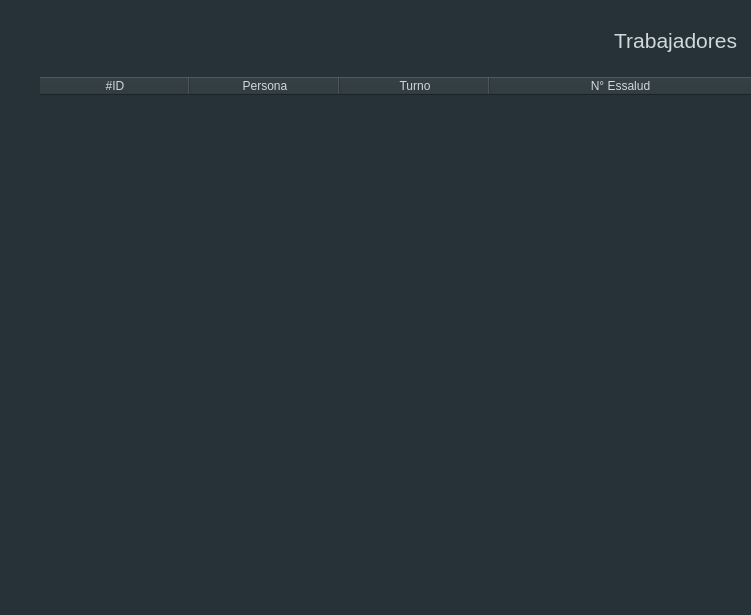
Above: ui/trabajador_frame.ui from hm2206/strong_teeth before the change. Below: the same form after it.
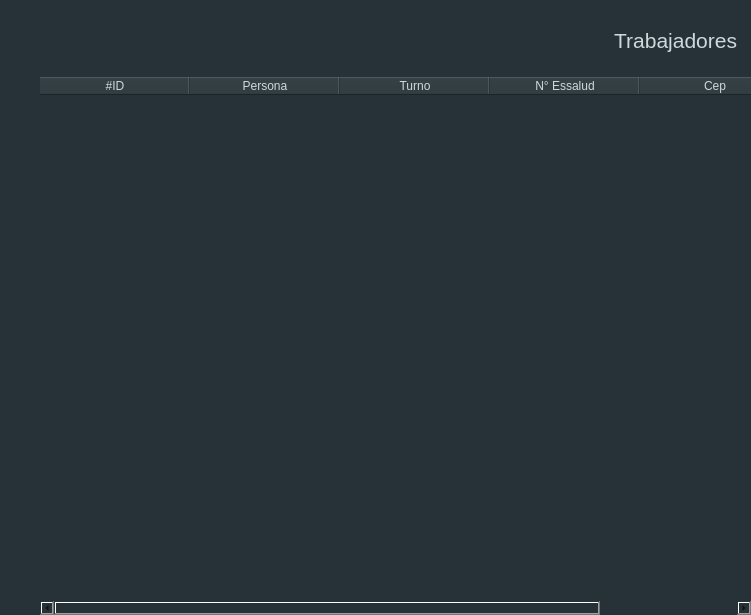
That is the form after the change. Icons and pictures are not drawn.

Patch:
```diff
--- a/ui/trabajador_frame.ui
+++ b/ui/trabajador_frame.ui
@@ -193,7 +193,7 @@
          <number>0</number>
         </property>
         <property name="columnCount">
-         <number>4</number>
+         <number>5</number>
         </property>
         <attribute name="horizontalHeaderVisible">
          <bool>true</bool>
@@ -242,6 +242,11 @@
           <string>N° Essalud</string>
          </property>
         </column>
+        <column>
+         <property name="text">
+          <string>Cep</string>
+         </property>
+        </column>
        </widget>
       </item>
      </layout>
```
